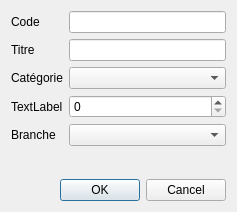
Above: uv_editor.ui from Shiroy/utprofiler before the change. Below: the same form after it.
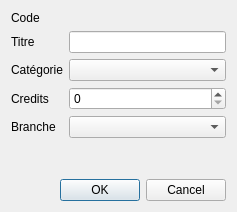
That is the form after the change.

The edit to the form file:
```diff
--- a/uv_editor.ui
+++ b/uv_editor.ui
@@ -42,7 +42,7 @@
      <item row="3" column="0">
       <widget class="QLabel" name="label_3">
        <property name="text">
-        <string>TextLabel</string>
+        <string>Credits</string>
        </property>
       </widget>
      </item>
@@ -63,9 +63,6 @@
        </property>
       </widget>
      </item>
-     <item row="0" column="1">
-      <widget class="QLineEdit" name="lineEdit_2"/>
-     </item>
      <item row="4" column="1">
       <widget class="QComboBox" name="comboBox_2"/>
      </item>
```
Left out of the diff: 18 changed lines with no effect on the pictures.
